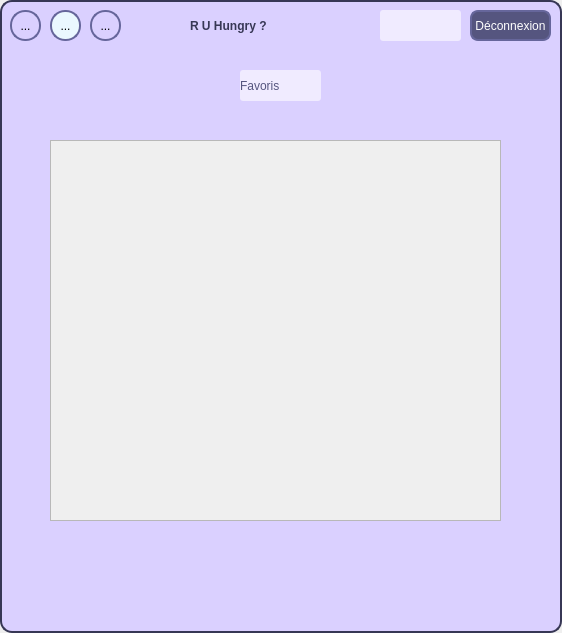
Before: the Qt Designer form favoriteswindow.ui in GD-Github/R-U-Hungry-, drawn with Qt 5.
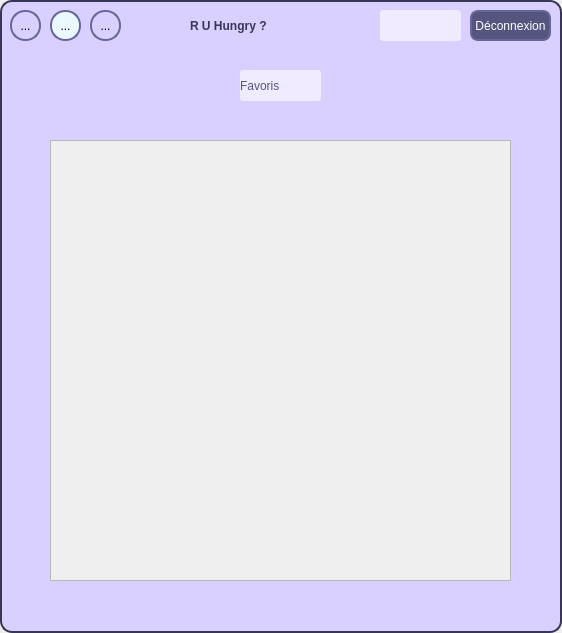
After: the same form once the commit is applied. Icons and pictures are not drawn.

What changed in the file:
```diff
--- a/favoriteswindow.ui
+++ b/favoriteswindow.ui
@@ -198,8 +198,8 @@
      <rect>
       <x>50</x>
       <y>140</y>
-      <width>451</width>
-      <height>381</height>
+      <width>461</width>
+      <height>441</height>
      </rect>
     </property>
     <property name="widgetResizable">
@@ -210,8 +210,8 @@
       <rect>
        <x>0</x>
        <y>0</y>
-       <width>449</width>
-       <height>379</height>
+       <width>459</width>
+       <height>439</height>
       </rect>
      </property>
      <widget class="QWidget" name="verticalLayoutWidget">
```
Left out of the diff: 11 changed lines with no effect on the pictures.
